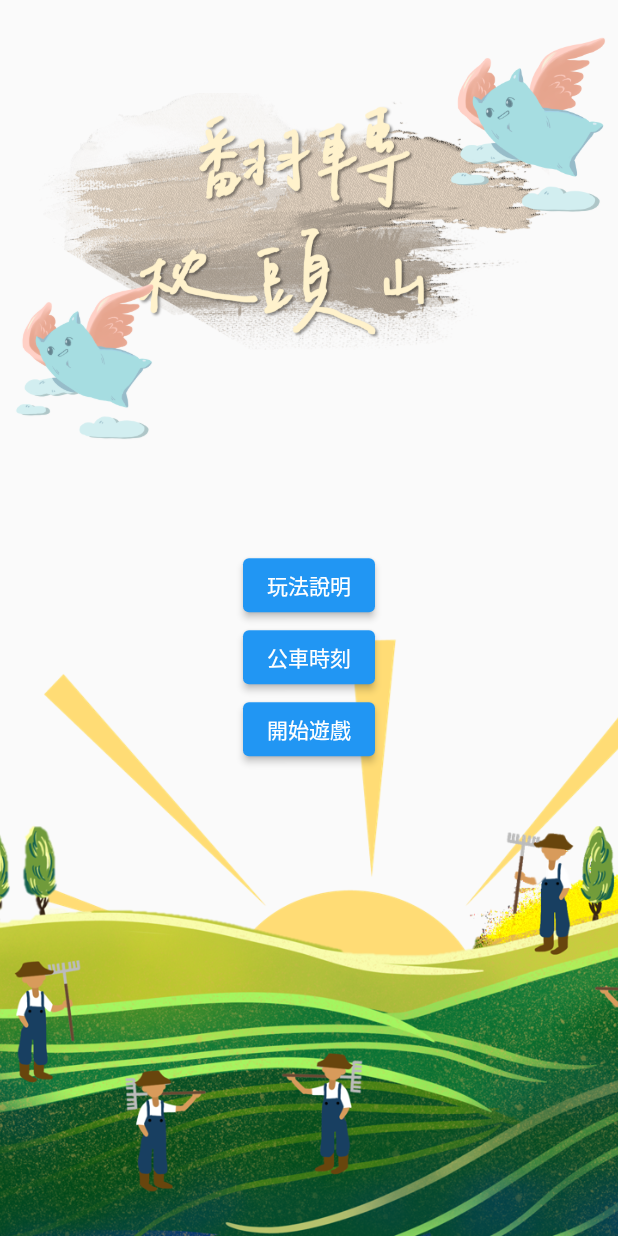
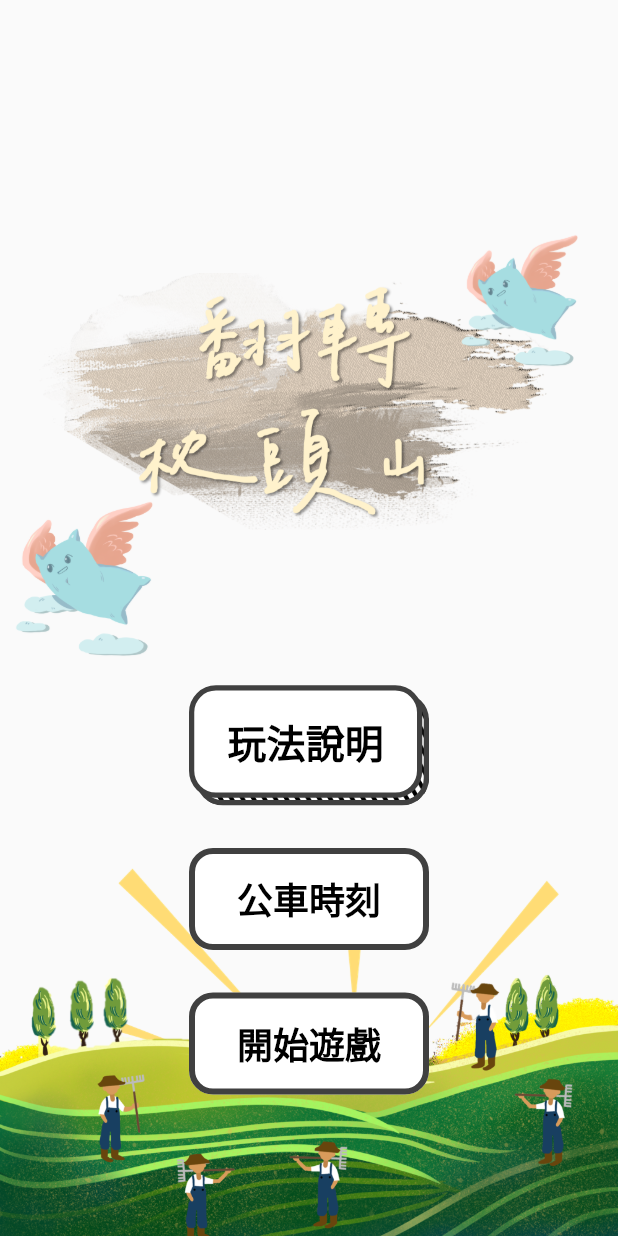
Before and after one commit to davidlai0263/pillow, a Flutter app: the screen it shows after launch, on a phone screen of 412 x 824 dp. Run offline on Flutter 3.47's test engine with Material 2 defaults, Android fonts, the phone set to English and light mode, and no system bars; our stand-ins replace get.

Commit message:
我不會GetX

```diff
--- /dev/null
+++ b/lib/doodle_btn/logic.dart
@@ -0,0 +1,7 @@
+import 'package:get/get.dart';
+
+import 'state.dart';
+
+class DoodleBtnLogic extends GetxController {
+  final DoodleBtnState state = DoodleBtnState();
+}
--- /dev/null
+++ b/lib/doodle_btn/state.dart
@@ -0,0 +1,5 @@
+class DoodleBtnState {
+  DoodleBtnState() {
+    ///Initialize variables
+  }
+}
--- /dev/null
+++ b/lib/doodle_btn/view.dart
@@ -0,0 +1,106 @@
+import 'package:flutter/material.dart';
+import 'package:get/get.dart';
+
+import 'package:pillow/route_config.dart';
+import 'logic.dart';
+
+
+class DoodleBtnPage extends StatelessWidget {
+  final Color backgroundColor;
+  final Color borderColor;
+  final double borderWidth;
+  final double borderRadius;
+  final String text;
+  final double inWidth;
+  final double inHeight;
+  final double outWidth;
+  final double outHeight;
+
+  DoodleBtnPage({
+    Key? key,
+    this.backgroundColor = const Color(0xFFFFFFFF),
+    this.borderColor = const Color(0xff404040),
+    this.borderWidth = 3.5,
+    this.borderRadius = 18.0,
+    required this.text,
+    this.inWidth = 155.5,
+    this.inHeight = 75,
+    this.outWidth = 160,
+    this.outHeight = 80,
+  }) : super(key: key);
+
+  final logic = Get.put(DoodleBtnLogic());
+  final state = Get.find<DoodleBtnLogic>().state;
+
+  @override
+  Widget build(BuildContext context) {
+    return GestureDetector(
+      // 我在看怎麼弄成 GetX
+
+      // onTapDown: (tapDown) {
+      //   onTapDown = true;
+      //
+      // },
+      // onTapUp: (tapUp) {
+      //
+      //   onTapDown = false;
+      //
+      // },
+      // onTapCancel: () {
+      //   onTapDown = false;
+      // },
+      child: SizedBox(
+        width: outWidth,
+        height: outHeight,
+        child: Stack(children: <Widget>[
+          Align(
+            alignment: Alignment.bottomRight,
+            child: Container(
+              width: inWidth,
+              height: inHeight,
+              decoration: BoxDecoration(
+                image: const DecorationImage(
+                    fit: BoxFit.cover, image: AssetImage('assets/slash.png')),
+                color: backgroundColor,
+                border: Border.all(
+                  width: borderWidth,
+                  color: borderColor,
+                ),
+                borderRadius: BorderRadius.all(
+                  Radius.circular(borderRadius),
+                ),
+              ),
+            ),
+          ),
+          Align(
+            alignment: Alignment.topLeft,//onTapDown ? Alignment.bottomRight : Alignment.topLeft,
+            child: Container(
+              width: inWidth,
+              height: inHeight,
+              child: Center(
+                child: Text(
+                  text,
+                  style: const TextStyle(
+                    color: Color(0xFF000000),
+                    fontSize: 26.0,
+                    fontWeight: FontWeight.w900,
+                  ),
+                ),
+              ),
+              decoration: BoxDecoration(
+                color: backgroundColor,
+                border: Border.all(
+                  width: borderWidth,
+                  color: borderColor,
+                ),
+                borderRadius: BorderRadius.all(
+                  Radius.circular(borderRadius),
+                ),
+              ),
+            ),
+          ),
+        ]),
+      ),
+    );
+  }
+}
--- a/lib/home/home_view.dart
+++ b/lib/home/home_view.dart
@@ -1,112 +1,129 @@
 import 'package:flutter/material.dart';
 import 'package:get/get.dart';
+import 'package:pillow/doodle_btn/view.dart';
 import 'package:pillow/route_config.dart';
 
 import 'home_logic.dart';
 
 class HomePage extends StatelessWidget {
+  HomePage({Key? key}) : super(key: key);
+
   final logic = Get.put(HomeLogic());
   final state = Get.find<HomeLogic>().state;
 
-  HomePage({Key? key}) : super(key: key);
-
   @override
   Widget build(BuildContext context) {
-    return SafeArea(
-        child: Scaffold(
-      body: Column(
+    Size size = MediaQuery.of(context).size;
+    return Scaffold(
+      body: SizedBox(
+        width: size.width,
+        height: size.height,
+        child: Stack(
+          alignment: Alignment.center,
           children: [
-          Expanded(flex: 4, child: top()),
-          Expanded(flex: 5, child: bottom())
+            Positioned(
+              bottom: 0,
+              child: ConstrainedBox(
+                constraints:
+                    BoxConstraints(maxHeight: size.height * 0.3, maxWidth: 750),
+                child: Image.asset(
+                  'assets/under.png',
+                  width: size.width,
+                  fit: BoxFit.cover,
+                ),
+              ),
+            ),
+            Positioned(
+                top: size.height * 0.05,
+                child: ConstrainedBox(
+                  constraints: BoxConstraints(
+                      minHeight: size.height * 0.55, maxWidth: 750),
+                  child: Stack(
+                    alignment: Alignment.center,
+                    children: [
+                      Image.asset(
+                        'assets/head.png',
+                        height: size.height * 0.3,
+                        width: size.width,
+                      ),
+                      Positioned(
+                          right: size.width * 0.05,
+                          top: size.height * 0.08,
+                          child: Image.asset(
+                            'assets/pillow.png',
+                            width: size.width * 0.225,
+                            height: size.height * 0.225,
+                          )),
+                      Positioned(
+                          left: 0,
+                          bottom: 0,
+                          child: Image.asset(
+                            'assets/pillow.png',
+                            width: size.width * 0.265,
+                            height: size.height * 0.265,
+                          ))
                     ],
                   ),
-    ));
-  }
-}
-
-Widget top() {
-  return LayoutBuilder(builder: (context, BoxConstraints constraints) {
-    final w = constraints.maxWidth;
-    final h = constraints.maxHeight;
-    return Stack(
+                )),
+            Positioned(
+              top: size.height * 0.52,
+              child: ConstrainedBox(
+                constraints: BoxConstraints(
+                  maxHeight: size.height * 0.4
+                ),
+                child: Column(
+                  mainAxisAlignment: MainAxisAlignment.spaceEvenly,
                   children: [
-        Padding(
-          padding: EdgeInsets.fromLTRB(0, w * 0.15, 0, 0),
-          child: Row(
-            mainAxisAlignment: MainAxisAlignment.center,
-            crossAxisAlignment: CrossAxisAlignment.start,
-            children: [
-              Image.asset('assets/head.png', width: w),
+                    DoodleBtnPage(
+                      text: '玩法說明',
+                    ),
+                    TextButton(
+                        onPressed: () {
+                          Get.toNamed(RouteConfig.rules);
+                        },
+                        style: TextButton.styleFrom(
+                            padding: const EdgeInsets.symmetric(
+                                horizontal: 32.0, vertical: 16.0),
+                            primary: Colors.black,
+                            backgroundColor: Colors.white,
+                            shape: RoundedRectangleBorder(
+                                borderRadius: BorderRadius.circular(16)),
+                            side: const BorderSide(
+                              color: Color(0xff404040),
+                              width: 4.0,
+                            )),
+                        child: const Text(
+                          '公車時刻',
+                          style: TextStyle(
+                              fontSize: 24, fontWeight: FontWeight.bold),
+                        )),
+                    TextButton(
+                        onPressed: () {
+                          Get.toNamed(RouteConfig.rules);
+                        },
+                        style: TextButton.styleFrom(
+                            padding: const EdgeInsets.symmetric(
+                                horizontal: 32.0, vertical: 16.0),
+                            primary: Colors.black,
+                            backgroundColor: Colors.white,
+                            shape: RoundedRectangleBorder(
+                                borderRadius: BorderRadius.circular(16)),
+                            side: const BorderSide(
+                              color: Color(0xff404040),
+                              width: 4.0,
+                            )),
+                        child: const Text(
+                          '開始遊戲',
+                          style: TextStyle(
+                              fontSize: 24, fontWeight: FontWeight.bold),
+                        )),
                   ],
                 ),
               ),
-        Column(
-          children: [
-            Padding(
-              padding: EdgeInsets.fromLTRB(0, w * 0.05, 0, 0),
-              child: Row(
-                mainAxisAlignment: MainAxisAlignment.end,
-                children: [
-                  Image.asset(
-                    'assets/pillow.png',
-                    width: w * 0.3,
-                    height: w * 0.3,
             )
           ],
         ),
       ),
-            Padding(
-              padding: EdgeInsets.fromLTRB(0, w * 0.1, 0, 0),
-              child: Row(
-                mainAxisAlignment: MainAxisAlignment.start,
-                children: [
-                  Image.asset(
-                    'assets/pillow.png',
-                    width: h * 0.3,
-                    height: h * 0.3,
-                  )
-                ],
-              ),
-            ),
-          ],
-        ),
-      ],
     );
-  });
   }
-
-Widget bottom() {
-  return LayoutBuilder(builder: (context, BoxConstraints constraints) {
-    final w = constraints.maxWidth;
-    final h = constraints.maxHeight;
-    return Stack(alignment: Alignment.bottomCenter, children: [
-      Image.asset(
-        'assets/under.png',
-        width: w,
-        height: h * 0.9,
-        fit: BoxFit.cover,
-      ),
-      Column(
-        mainAxisAlignment: MainAxisAlignment.start,
-        children: [
-          ElevatedButton(
-            onPressed: () {
-              Get.toNamed(RouteConfig.rules);
-            },
-            child: Text('玩法說明'),
-          ),
-          ElevatedButton(
-              onPressed: () {
-                Get.toNamed(RouteConfig.bus);
-              },
-              child: Text('公車時刻')),
-          ElevatedButton(
-              onPressed: () {
-                Get.toNamed(RouteConfig.lobby);
-              },
-              child: Text('開始遊戲'))
-        ],
-      ),
-    ]);
-  });
 }
--- a/lib/main.dart
+++ b/lib/main.dart
@@ -1,9 +1,12 @@
 import 'package:flutter/material.dart';
+import 'package:flutter/services.dart';
 import 'package:get/get.dart';
-
 import 'route_config.dart';
 
 void main() {
+  WidgetsFlutterBinding.ensureInitialized();
+  SystemChrome.setPreferredOrientations(
+      [DeviceOrientation.portraitUp, DeviceOrientation.portraitDown]);
   runApp(const MyApp());
 }
 
```
Also changed, not shown: lib/route_config.dart (+8 -9 lines), assets/slash.png (added). Lines whose indentation alone changed are shown as unchanged.
